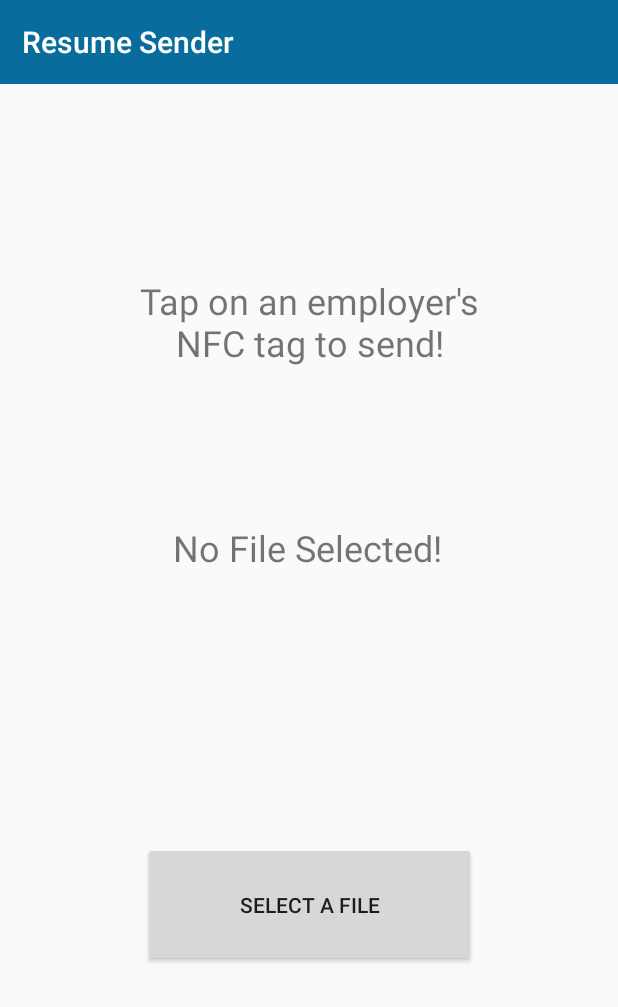
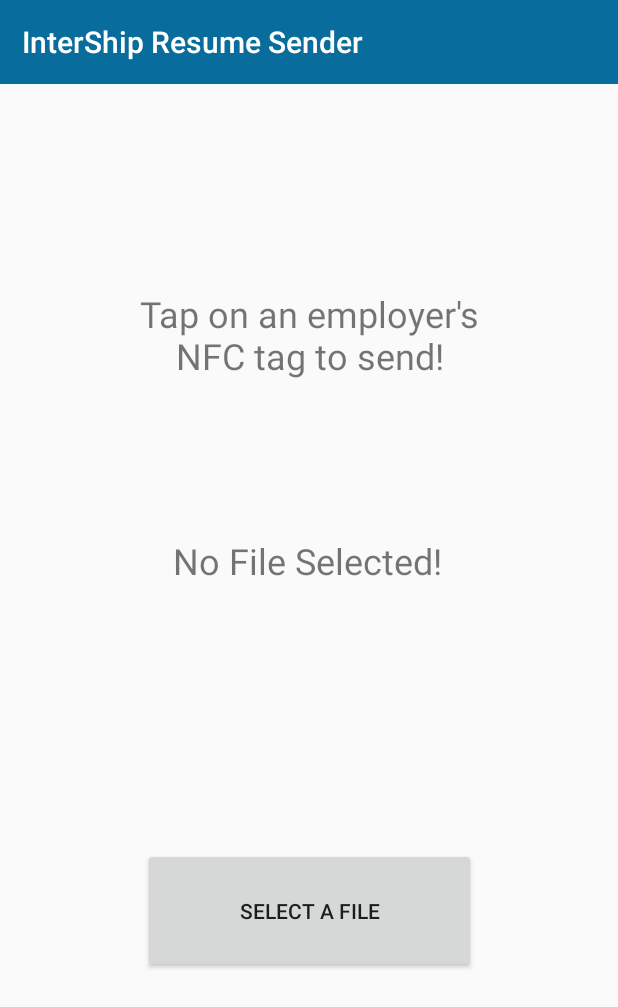
Before and after one commit to LifeHacksProject/LifeHackAndroid, an Android app: the MainActivity screen opened directly, with no data from a screen before it, on a phone screen of 412 x 824 dp. Shown: the top 1007 px of the screen. Run offline under Robolectric (Android 15) with nearby library versions, the phone set to English and light mode, and no system bars; our stand-ins replace Firebase (no records; nobody signed in at launch, a user with empty details on screens opened directly); 3 statements that could not run were skipped.

Commit message:
Final polish and bugfixes

```diff
--- a/app/build.gradle
+++ b/app/build.gradle
@@ -27,6 +27,7 @@ dependencies {
     implementation 'com.google.firebase:firebase-analytics:17.2.2'
     implementation 'com.google.firebase:firebase-storage:19.1.1'
     implementation 'com.google.firebase:firebase-auth:19.2.0'
+    implementation 'com.google.firebase:firebase-messaging:20.1.0'
     testImplementation 'junit:junit:4.12'
     androidTestImplementation 'androidx.test.ext:junit:1.1.1'
     androidTestImplementation 'androidx.test.espresso:espresso-core:3.2.0'
--- a/app/src/main/AndroidManifest.xml
+++ b/app/src/main/AndroidManifest.xml
@@ -4,6 +4,9 @@
     package="ca.sfu.lifehackandroid">
 
     <uses-permission android:name="android.permission.NFC" />
+    <uses-permission android:name="android.permission.INTERNET" />
+    <uses-permission android:name="android.permission.READ_EXTERNAL_STORAGE" />
+    <uses-permission android:name="android.permission.WRITE_EXTERNAL_STORAGE" />
 
     <uses-feature android:name="android.hardware.nfc" />
 
--- a/app/src/main/res/layout/activity_main.xml
+++ b/app/src/main/res/layout/activity_main.xml
@@ -10,13 +10,14 @@
         android:id="@+id/linkText"
         android:layout_width="wrap_content"
         android:layout_height="wrap_content"
-        android:layout_marginTop="128dp"
         android:text="@string/siteLink"
         android:textAlignment="center"
         android:textSize="24sp"
+        app:layout_constraintBottom_toBottomOf="parent"
         app:layout_constraintLeft_toLeftOf="parent"
         app:layout_constraintRight_toRightOf="parent"
-        app:layout_constraintTop_toBottomOf="@+id/toolbar" />
+        app:layout_constraintTop_toBottomOf="@+id/toolbar"
+        app:layout_constraintVertical_bias="0.193" />
 
     <TextView
         android:id="@+id/fileText"
@@ -41,7 +42,7 @@
         app:layout_constraintEnd_toEndOf="parent"
         app:layout_constraintStart_toStartOf="parent"
         app:layout_constraintTop_toTopOf="parent"
-        app:title="Resume Sender" />
+        app:title="@string/app_name" />
 
     <Button
         android:id="@+id/selectButton"
--- a/app/src/main/res/values/strings.xml
+++ b/app/src/main/res/values/strings.xml
@@ -1,5 +1,5 @@
 <resources>
-    <string name="app_name">InterShip</string>
+    <string name="app_name">InterShip Resume Sender</string>
     <string name="filePath">No File Selected!</string>
     <string name="siteLink">Tap on an employer\'s\nNFC tag to send!</string>
     <string name="select_a_file">select a file</string>
```
Also changed, not shown: app/src/main/java/ca/sfu/lifehackandroid/MainActivity.java (+4 -3 lines).
